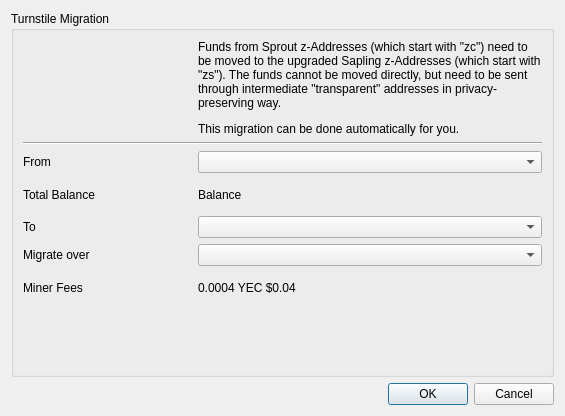
Before: the Qt Designer form src/turnstile.ui in ycashfoundation/yecwallet, drawn with Qt 5.
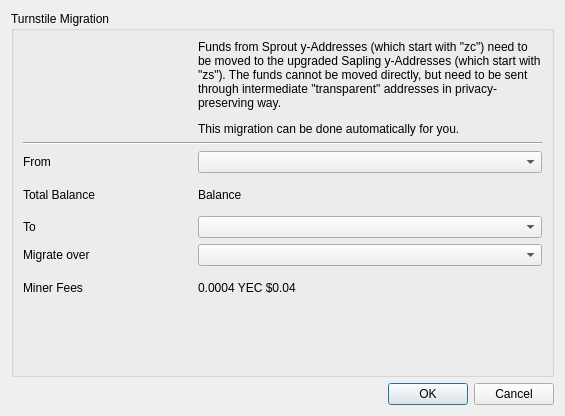
After: the same form once the commit is applied. Custom widgets are drawn as their Qt base class.

```diff
--- a/src/turnstile.ui
+++ b/src/turnstile.ui
@@ -87,7 +87,7 @@
         <item row="0" column="1" colspan="2">
          <widget class="QLabel" name="label_8">
           <property name="text">
-           <string>&lt;html&gt;&lt;head/&gt;&lt;body&gt;&lt;p&gt;Funds from Sprout z-Addresses (which start with &amp;quot;zc&amp;quot;) need to be moved to the upgraded Sapling z-Addresses (which start with &amp;quot;zs&amp;quot;). The funds cannot be moved directly, but need to be sent through intermediate &amp;quot;transparent&amp;quot; addresses in privacy-preserving way.&lt;/p&gt;&lt;p&gt;This migration can be done automatically for you.&lt;/p&gt;&lt;/body&gt;&lt;/html&gt;</string>
+           <string>&lt;html&gt;&lt;head/&gt;&lt;body&gt;&lt;p&gt;Funds from Sprout y-Addresses (which start with &amp;quot;zc&amp;quot;) need to be moved to the upgraded Sapling y-Addresses (which start with &amp;quot;zs&amp;quot;). The funds cannot be moved directly, but need to be sent through intermediate &amp;quot;transparent&amp;quot; addresses in privacy-preserving way.&lt;/p&gt;&lt;p&gt;This migration can be done automatically for you.&lt;/p&gt;&lt;/body&gt;&lt;/html&gt;</string>
           </property>
           <property name="wordWrap">
            <bool>true</bool>
```
